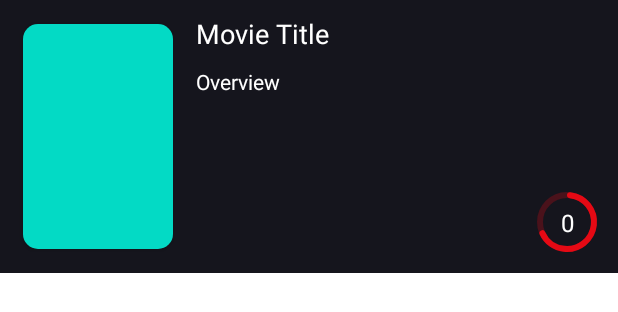
After one commit to JuanArton/Consuming-TMDB-API-Android, an Android app: the layout favorite_item_view.xml on its own in the app's theme, with its tools: preview values and no code run, on a phone screen of 412 x 824 dp. The commit adds this screen. Shown: the top 312 px of the screen. Run offline under Robolectric (Android 15) with nearby library versions, the phone set to English and light mode, and no system bars.

Commit message:
Add Favorite Feature

```diff
--- a/app/src/main/java/com/juanarton/MyApplication.kt
+++ b/app/src/main/java/com/juanarton/MyApplication.kt
@@ -21,7 +21,8 @@ class MyApplication : Application() {
                     useCaseModule,
                     repositoryModule,
                     viewModelModule,
-                    databaseModule
+                    databaseModule,
+
                 )
             )
         }
--- a/app/src/main/java/com/juanarton/moviecatalog/ui/fragments/movie/PopularMovieFragment.kt
+++ b/app/src/main/java/com/juanarton/moviecatalog/ui/fragments/movie/PopularMovieFragment.kt
@@ -2,11 +2,9 @@ package com.juanarton.moviecatalog.ui.fragments.movie
 
 import android.content.Intent
 import android.os.Bundle
-import android.util.Log
 import android.view.LayoutInflater
 import android.view.View
 import android.view.ViewGroup
-import android.widget.Toast
 import androidx.constraintlayout.motion.widget.MotionLayout
 import androidx.core.view.isVisible
 import androidx.fragment.app.Fragment
--- a/core/build.gradle
+++ b/core/build.gradle
@@ -19,7 +19,7 @@ android {
 
         buildConfigField "String", "BASE_IMAGE_URL", "\"https://image.tmdb.org/t/p/w500\""
         buildConfigField "String", "BASE_URL", "\"https://api.themoviedb.org/\""
-        buildConfigField "String", "API_KEY", "\"ba2ed4750f7fa7003a7827ddc9aded91\""
+        buildConfigField "String", "API_KEY", "\"***\""
         buildConfigField "String", "BASE_POSTER_URL", "\"https://www.themoviedb.org/t/p/w300_and_h450_bestv2\""
     }
 
--- /dev/null
+++ b/core/src/main/res/drawable/rounded_corner.xml
@@ -0,0 +1,6 @@
+<?xml version="1.0" encoding="UTF-8"?>
+<shape xmlns:android="http://schemas.android.com/apk/res/android">
+    <solid android:color="@color/black"/>
+    <corners android:radius="10dp"/>
+    <padding android:left="0dp" android:top="0dp" android:right="0dp" android:bottom="0dp" />
+</shape>
--- /dev/null
+++ b/core/src/main/res/layout-v26/favorite_item_view.xml
@@ -0,0 +1,92 @@
+<?xml version="1.0" encoding="utf-8"?>
+<androidx.constraintlayout.widget.ConstraintLayout xmlns:android="http://schemas.android.com/apk/res/android"
+    xmlns:app="http://schemas.android.com/apk/res-auto"
+    xmlns:tools="http://schemas.android.com/tools"
+    android:layout_width="match_parent"
+    android:layout_height="wrap_content"
+    android:padding="10dp"
+    android:background="@color/black">
+
+    <androidx.cardview.widget.CardView
+        android:id="@+id/imageContrainer"
+        android:layout_width="wrap_content"
+        android:layout_height="wrap_content"
+        android:backgroundTint="@color/black"
+        android:orientation="vertical"
+        app:cardCornerRadius="10dp"
+        app:cardUseCompatPadding="true"
+        app:layout_constraintStart_toStartOf="parent"
+        app:layout_constraintTop_toTopOf="parent">
+
+
+        <ImageView
+            android:id="@+id/img_poster"
+            android:layout_width="100dp"
+            android:layout_height="150dp"
+            android:layout_alignParentStart="true"
+            android:layout_alignParentTop="true"
+            android:contentDescription="@string/movie_poster"
+            android:src="@color/teal_200"
+            app:layout_constraintStart_toStartOf="parent"
+            app:layout_constraintTop_toTopOf="parent" />
+    </androidx.cardview.widget.CardView>
+
+    <TextView
+        android:id="@+id/movieTitle"
+        android:layout_width="0dp"
+        android:layout_height="wrap_content"
+        android:layout_toEndOf="@+id/imageContrainer"
+        android:hint="@string/movie_title"
+        android:textColorHint="@color/white"
+        android:textColor="@color/white"
+        android:textSize="18sp"
+        android:layout_marginStart="10dp"
+        app:layout_constraintEnd_toStartOf="@+id/ratingBar"
+        app:layout_constraintStart_toEndOf="@+id/imageContrainer"
+        app:layout_constraintTop_toTopOf="parent" />
+
+    <TextView
+        android:id="@+id/overview"
+        android:layout_width="0dp"
+        android:layout_height="wrap_content"
+        android:layout_marginStart="10dp"
+        android:layout_marginTop="10dp"
+        android:hint="@string/overview"
+        android:maxLines="3"
+        android:singleLine="false"
+        android:textColor="@color/white"
+        android:textColorHint="@color/white"
+        android:justificationMode="inter_word"
+        app:layout_constraintEnd_toStartOf="@+id/ratingBar"
+        app:layout_constraintStart_toEndOf="@+id/imageContrainer"
+        app:layout_constraintTop_toBottomOf="@+id/movieTitle" />
+
+    <com.google.android.material.progressindicator.CircularProgressIndicator
+        android:id="@+id/ratingBar"
+        android:layout_width="70dp"
+        android:layout_height="70dp"
+        android:layout_alignTop="@+id/imageContrainer"
+        android:layout_alignBottom="@+id/imageContrainer"
+        android:layout_alignParentEnd="true"
+        android:progress="70"
+        app:indicatorSize="40dp"
+        app:layout_constraintBottom_toBottomOf="parent"
+        app:layout_constraintEnd_toEndOf="parent"
+        app:trackColor="#40E50914"
+        app:trackCornerRadius="10dp"
+        app:trackThickness="4dp" />
+
+    <TextView
+        android:id="@+id/ratingPercentage"
+        android:layout_width="wrap_content"
+        android:layout_height="wrap_content"
+        android:hint="@string/percentage_hint"
+        android:textColorHint="@color/white"
+        android:textColor="@color/white"
+        android:textSize="16sp"
+        app:layout_constraintBottom_toBottomOf="@+id/ratingBar"
+        app:layout_constraintEnd_toEndOf="@+id/ratingBar"
+        app:layout_constraintStart_toStartOf="@+id/ratingBar"
+        app:layout_constraintTop_toTopOf="@+id/ratingBar" />
+
+</androidx.constraintlayout.widget.ConstraintLayout>
--- /dev/null
+++ b/core/src/main/res/layout/favorite_item_view.xml
@@ -0,0 +1,91 @@
+<?xml version="1.0" encoding="utf-8"?>
+<androidx.constraintlayout.widget.ConstraintLayout xmlns:android="http://schemas.android.com/apk/res/android"
+    xmlns:app="http://schemas.android.com/apk/res-auto"
+    xmlns:tools="http://schemas.android.com/tools"
+    android:layout_width="match_parent"
+    android:layout_height="wrap_content"
+    android:padding="10dp"
+    android:background="@color/black">
+
+    <androidx.cardview.widget.CardView
+        android:id="@+id/imageContrainer"
+        android:layout_width="wrap_content"
+        android:layout_height="wrap_content"
+        android:backgroundTint="@color/black"
+        android:orientation="vertical"
+        app:cardCornerRadius="10dp"
+        app:cardUseCompatPadding="true"
+        app:layout_constraintStart_toStartOf="parent"
+        app:layout_constraintTop_toTopOf="parent">
+
+
+        <ImageView
+            android:id="@+id/img_poster"
+            android:layout_width="100dp"
+            android:layout_height="150dp"
+            android:layout_alignParentStart="true"
+            android:layout_alignParentTop="true"
+            android:contentDescription="@string/movie_poster"
+            android:src="@color/teal_200"
+            app:layout_constraintStart_toStartOf="parent"
+            app:layout_constraintTop_toTopOf="parent" />
+    </androidx.cardview.widget.CardView>
+
+    <TextView
+        android:id="@+id/movieTitle"
+        android:layout_width="0dp"
+        android:layout_height="wrap_content"
+        android:layout_toEndOf="@+id/imageContrainer"
+        android:hint="@string/movie_title"
+        android:textColorHint="@color/white"
+        android:textColor="@color/white"
+        android:textSize="18sp"
+        android:layout_marginStart="10dp"
+        app:layout_constraintEnd_toStartOf="@+id/ratingBar"
+        app:layout_constraintStart_toEndOf="@+id/imageContrainer"
+        app:layout_constraintTop_toTopOf="parent" />
+
+    <TextView
+        android:id="@+id/overview"
+        android:layout_width="0dp"
+        android:layout_height="wrap_content"
+        android:layout_marginStart="10dp"
+        android:layout_marginTop="10dp"
+        android:hint="@string/overview"
+        android:maxLines="3"
+        android:singleLine="false"
+        android:textColor="@color/white"
+        android:textColorHint="@color/white"
+        app:layout_constraintEnd_toStartOf="@+id/ratingBar"
+        app:layout_constraintStart_toEndOf="@+id/imageContrainer"
+        app:layout_constraintTop_toBottomOf="@+id/movieTitle" />
+
+    <com.google.android.material.progressindicator.CircularProgressIndicator
+        android:id="@+id/ratingBar"
+        android:layout_width="70dp"
+        android:layout_height="70dp"
+        android:layout_alignTop="@+id/imageContrainer"
+        android:layout_alignBottom="@+id/imageContrainer"
+        android:layout_alignParentEnd="true"
+        android:progress="70"
+        app:indicatorSize="40dp"
+        app:layout_constraintBottom_toBottomOf="parent"
+        app:layout_constraintEnd_toEndOf="parent"
+        app:trackColor="#40E50914"
+        app:trackCornerRadius="10dp"
+        app:trackThickness="4dp" />
+
+    <TextView
+        android:id="@+id/ratingPercentage"
+        android:layout_width="wrap_content"
+        android:layout_height="wrap_content"
+        android:hint="@string/percentage_hint"
+        android:textColorHint="@color/white"
+        android:textColor="@color/white"
+        android:textSize="16sp"
+        app:layout_constraintBottom_toBottomOf="@+id/ratingBar"
+        app:layout_constraintEnd_toEndOf="@+id/ratingBar"
+        app:layout_constraintStart_toStartOf="@+id/ratingBar"
+        app:layout_constraintTop_toTopOf="@+id/ratingBar" />
+
+</androidx.constraintlayout.widget.ConstraintLayout>
--- a/core/src/main/res/values/strings.xml
+++ b/core/src/main/res/values/strings.xml
@@ -2,4 +2,7 @@
     <string name="title">Title</string>
     <string name="date">Date</string>
     <string name="movie_poster">Movie Poster</string>
+    <string name="movie_title">Movie Title</string>
+    <string name="percentage_hint">0</string>
+    <string name="overview">Overview</string>
 </resources>
```
Also changed, not shown: core/src/main/java/com/juanarton/core/adapter/FavoriteRecylerAdapter.kt (added, +87 -0 lines), core/src/main/res/values/colors.xml (+8 -1 lines), favorite/src/main/java/com/juanarton/favorite/di/FavoriteModule.kt (added, +9 -0 lines), favorite/src/main/java/com/juanarton/favorite/fragments/FavoriteScreenFragment.kt (+30 -0 lines), favorite/src/main/java/com/juanarton/favorite/fragments/FavoriteViewModel.kt (added, +13 -0 lines), favorite/src/main/res/layout/favorite_item_view.xml (deleted, +0 -62 lines), favorite/src/main/res/layout/fragment_favorite_screen.xml (+12 -6 lines).
